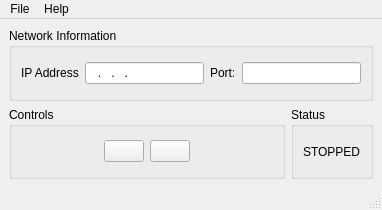
The window that mainwindow.ui (Rockwell95/PacketPlayer) describes before a commit, drawn with Qt 5.
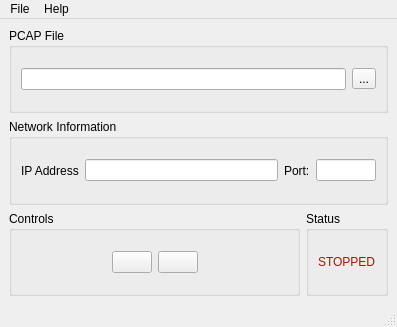
The same window after the commit. Icons and pictures are not drawn.

What changed in the file:
```diff
--- a/mainwindow.ui
+++ b/mainwindow.ui
@@ -6,15 +6,44 @@
    <rect>
     <x>0</x>
     <y>0</y>
-    <width>382</width>
-    <height>210</height>
+    <width>397</width>
+    <height>327</height>
    </rect>
   </property>
+  <property name="sizePolicy">
+   <sizepolicy hsizetype="Fixed" vsizetype="Fixed">
+    <horstretch>0</horstretch>
+    <verstretch>0</verstretch>
+   </sizepolicy>
+  </property>
   <property name="windowTitle">
    <string>MainWindow</string>
   </property>
   <widget class="QWidget" name="centralwidget">
    <layout class="QVBoxLayout" name="verticalLayout_5">
+    <item>
+     <layout class="QHBoxLayout" name="horizontalLayout">
+      <item>
+       <widget class="QGroupBox" name="groupBox_4">
+        <property name="title">
+         <string>PCAP File</string>
+        </property>
+        <layout class="QHBoxLayout" name="horizontalLayout_3">
+         <item>
+          <widget class="QLineEdit" name="filePath"/>
+         </item>
+         <item>
+          <widget class="QToolButton" name="fileDialogButton">
+           <property name="text">
+            <string>...</string>
+           </property>
+          </widget>
+         </item>
+        </layout>
+       </widget>
+      </item>
+     </layout>
+    </item>
     <item>
      <layout class="QHBoxLayout" name="horizontalLayout_7">
       <item>
@@ -33,7 +62,7 @@
          <item>
           <widget class="QLineEdit" name="lineEdit">
            <property name="inputMask">
-            <string>000.000.000.000</string>
+            <string/>
            </property>
           </widget>
          </item>
@@ -45,9 +74,15 @@
           </widget>
          </item>
          <item>
-          <widget class="QLineEdit" name="lineEdit_2">
+          <widget class="QLineEdit" name="portNumber">
+           <property name="maximumSize">
+            <size>
+             <width>60</width>
+             <height>16777215</height>
+            </size>
+           </property>
            <property name="inputMask">
-            <string>00000</string>
+            <string/>
            </property>
           </widget>
          </item>
@@ -139,6 +174,9 @@
         <layout class="QHBoxLayout" name="horizontalLayout_10">
          <item>
           <widget class="QLabel" name="label_3">
+           <property name="styleSheet">
+            <string notr="true">color: #A31700</string>
+           </property>
            <property name="text">
             <string>STOPPED</string>
            </property>
@@ -156,8 +194,8 @@
     <rect>
      <x>0</x>
      <y>0</y>
-     <width>382</width>
-     <height>22</height>
+     <width>397</width>
+     <height>37</height>
     </rect>
    </property>
    <widget class="QMenu" name="menuFile">
```
Left out of the diff: 10 changed lines with no effect on the pictures.
